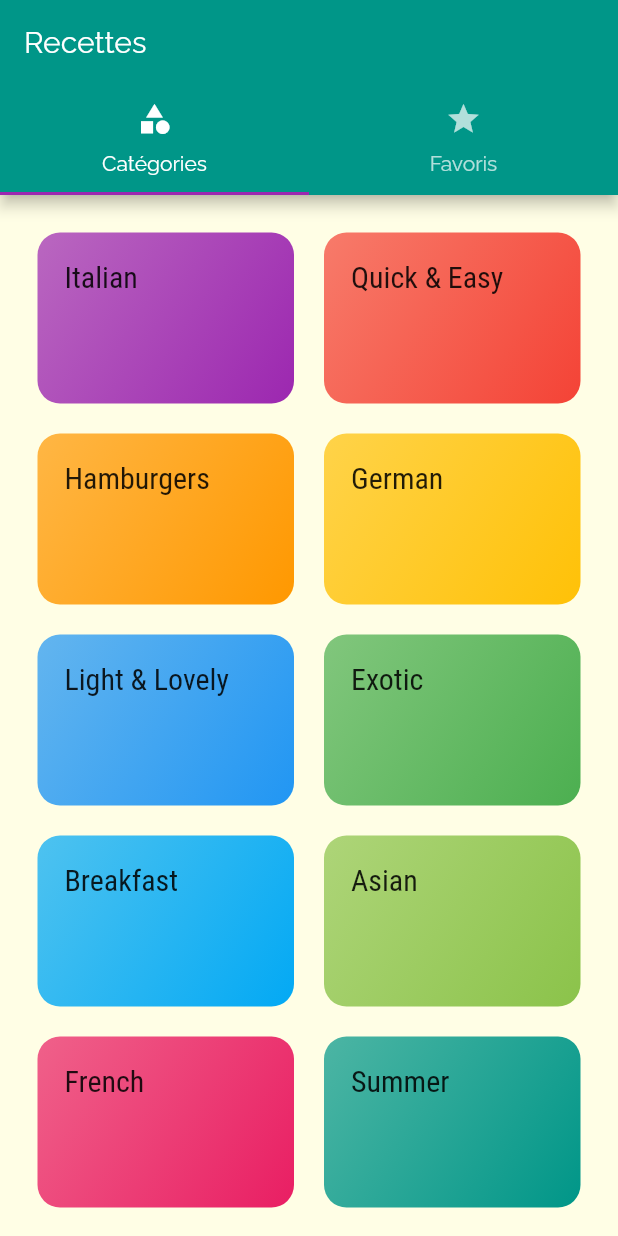
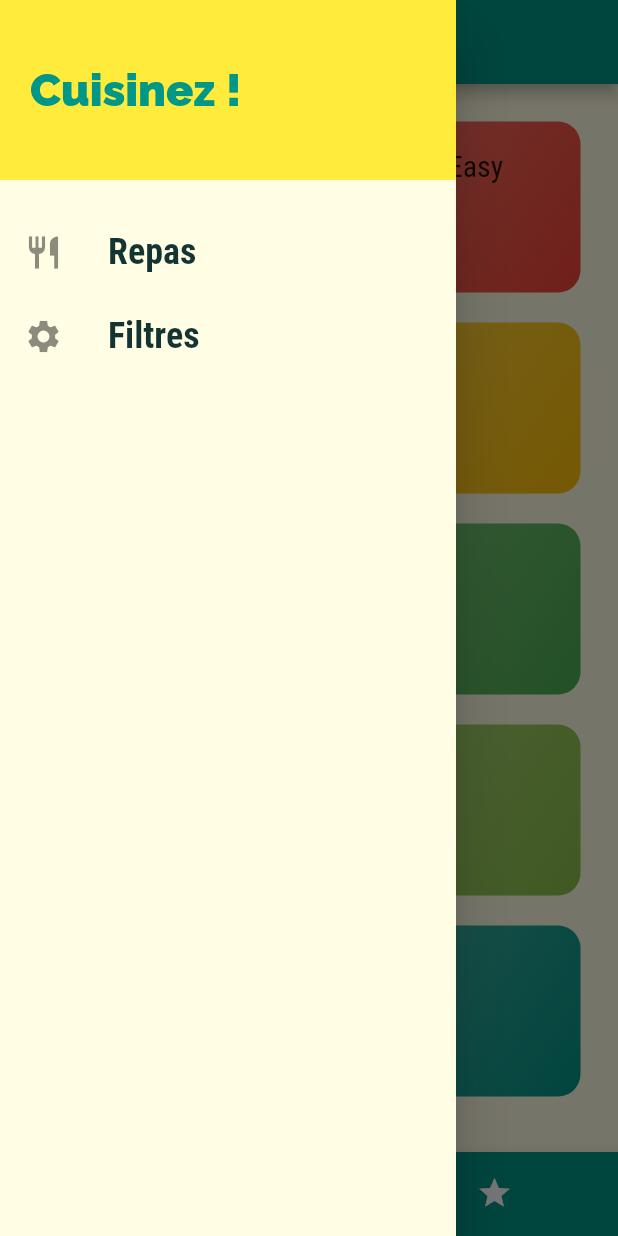
Before and after one commit to noucharles/recettes_cuisines, a Flutter app: the screen it shows after launch, with the side drawer open (before the commit the screen has no drawer), on a phone screen of 412 x 824 dp. Run offline on Flutter 3.47's test engine with Material 2 defaults, Android fonts, the phone set to English and light mode, and no system bars.

```diff
--- a/lib/main.dart
+++ b/lib/main.dart
@@ -1,5 +1,9 @@
 import 'package:flutter/material.dart';
+import 'package:meal_app/dummy_data.dart';
+import 'package:meal_app/models/meals.dart';
 import 'package:meal_app/screens/categories_screen.dart';
+import 'package:meal_app/screens/favorites_screen.dart';
+import 'package:meal_app/screens/filter_screen.dart';
 import 'package:meal_app/screens/meal_detail_screen.dart';
 import 'package:meal_app/screens/tabs_screen.dart';
 
@@ -9,8 +13,66 @@ void main() {
   runApp(MyApp());
 }
 
-class MyApp extends StatelessWidget {
+class MyApp extends StatefulWidget {
   // This widget is the root of your application.
+  @override
+  _MyAppState createState() => _MyAppState();
+}
+
+class _MyAppState extends State<MyApp> {
+
+  Map<String, bool> _filters = {
+    'gluten': false,
+    'lactose': false,
+    'vegan': false,
+    'vegetarian': false,
+  };
+
+  List<Meal> _availableMeals = DUMMY_MEALS;
+  List<Meal> _favoriteMeals = [];
+
+  void _setFilters(Map<String, bool> filterData) {
+    setState(() {
+      _filters = filterData;
+      _availableMeals = DUMMY_MEALS.where((meal) {
+        if(_filters['gluten'] && !meal.isGlutenFree) {
+          return false;
+        }
+        if(_filters['lactose'] && !meal.isLactoseFree) {
+          return false;
+        }
+        if(_filters['vegan'] && !meal.isVegan) {
+          return false;
+        }
+        if(_filters['vegetarian'] && !meal.isVegetarian) {
+          return false;
+        }
+        return true;
+      }).toList();
+    });
+  }
+
+  void _toggleFavorite(String mealId) {
+    final existingIndex = _favoriteMeals.indexWhere((meal) => meal.id == mealId);
+
+    setState(() {
+      if (existingIndex >= 0) {
+        setState(() {
+          _favoriteMeals.removeAt(existingIndex);
+        });
+      } else {
+        setState(() {
+          _favoriteMeals
+              .add(DUMMY_MEALS.firstWhere((meal) => meal.id == mealId));
+        });
+      }
+    });
+  }
+
+  bool _isFavorite(String mealId) {
+    return _favoriteMeals.any((meal) => meal.id == mealId);
+  }
+
   @override
   Widget build(BuildContext context) {
     return MaterialApp(
@@ -25,7 +87,7 @@ class MyApp extends StatelessWidget {
         // canvasColor : et cela peut changer la couleur du widget d'échafaudage
         //pink, amber
         primarySwatch: Colors.teal,
-        accentColor: Colors.purple,
+        accentColor: Colors.yellow,
         canvasColor: Color.fromRGBO(255, 254, 229, 1),
         fontFamily: 'Raleway',
         textTheme: ThemeData.light().textTheme.copyWith(
@@ -42,9 +104,10 @@ class MyApp extends StatelessWidget {
       initialRoute: '/',
       //MyHomePage(title: 'Flutter Demo Home Page'),
       routes: {
-        '/': (context) => TabsScreen(),
-        CategoriesMealsScreen.routeName : (context) => CategoriesMealsScreen(),
-        MealDetailScreen.routeName : (context) => MealDetailScreen(),
+        '/': (context) => TabsScreen(_favoriteMeals),
+        CategoriesMealsScreen.routeName : (context) => CategoriesMealsScreen(_availableMeals),
+        MealDetailScreen.routeName : (context) => MealDetailScreen(_toggleFavorite, _isFavorite),
+        FilterScreen.routeName: (context) => FilterScreen(_filters, _setFilters),
       },
       //onGenerateRoute: (settings) {
       //  print(settings.arguments);
@@ -52,7 +115,7 @@ class MyApp extends StatelessWidget {
       // },
       // Si on ne trouve pas la route
        onUnknownRoute: (settings) {
-         return MaterialPageRoute(builder: (context) => CategoriesMealsScreen());
+         return MaterialPageRoute(builder: (context) => CategoriesScreen());
        },
     );
   }
--- a/lib/screens/tabs_screen.dart
+++ b/lib/screens/tabs_screen.dart
@@ -1,29 +1,66 @@
 import 'package:flutter/material.dart';
+import 'package:meal_app/models/meals.dart';
 import 'package:meal_app/screens/categories_screen.dart';
+import 'package:meal_app/widgets/main_drawer.dart';
 
 import 'favorites_screen.dart';
 
 class TabsScreen extends StatefulWidget {
+
+  final List<Meal> favoriteMeals;
+
+  const TabsScreen(this.favoriteMeals);
+
   @override
   _TabsScreenState createState() => _TabsScreenState();
 }
 
 class _TabsScreenState extends State<TabsScreen> {
+  List<Map<String,Object>> _pages;
+
+  @override
+  void initState() {
+    super.initState();
+    _pages = [
+      {'page': CategoriesScreen(), 'title': 'Catégories'},
+      {'page': FavoritesScreen(widget.favoriteMeals), 'title': 'Vos Favoris'}
+    ];
+  }
+
+  int _selectedPageIndex = 0;
+
+  void _selectPage(int page) {
+    setState(() {
+      _selectedPageIndex = page;
+    });
+  }
+
   @override
   Widget build(BuildContext context) {
-    return DefaultTabController(
-      length: 2,
-      child: Scaffold(
-        appBar: AppBar(
-          title: Text('Recettes'),
-          bottom: TabBar(
-            tabs: [
-              Tab(icon: Icon(Icons.category), text: 'Catégories'),
-              Tab(icon: Icon(Icons.star), text: 'Favoris'),
-            ],
-          ),
-        ),
-        body: TabBarView(children: [CategoriesScreen(), FavoritesScreen()]),
+    return Scaffold(
+      appBar: AppBar(
+        title: Text(_pages[_selectedPageIndex]['title']),
+      ),
+      // tiroir
+      drawer: MainDrawer(),
+      body: _pages[_selectedPageIndex]['page'],
+      bottomNavigationBar: BottomNavigationBar(
+        onTap: _selectPage,
+        backgroundColor: Theme.of(context).primaryColor,
+        unselectedItemColor: Colors.white,
+        selectedItemColor: Theme.of(context).accentColor,
+        currentIndex: _selectedPageIndex,
+        type: BottomNavigationBarType.shifting,
+        items: [
+          BottomNavigationBarItem(
+              backgroundColor: Theme.of(context).primaryColor,
+              icon: Icon(Icons.category),
+              title: Text("Catégories")),
+          BottomNavigationBarItem(
+              backgroundColor: Theme.of(context).primaryColor,
+              icon: Icon(Icons.star),
+              title: Text("Favoris")),
+        ],
       ),
     );
   }
--- /dev/null
+++ b/lib/widgets/main_drawer.dart
@@ -0,0 +1,56 @@
+import 'package:flutter/material.dart';
+import 'package:meal_app/screens/filter_screen.dart';
+
+class MainDrawer extends StatelessWidget {
+
+  Widget buildListTile(IconData icon, String title, Function tapHandler) {
+    return ListTile(
+      leading: Icon(
+        icon,
+        size: 26,
+      ),
+      title: Text(
+        title,
+        style: TextStyle(
+            fontFamily: 'RobotoCondensed',
+            fontSize: 24,
+            fontWeight: FontWeight.bold
+        ),
+      ),
+      onTap: tapHandler,
+    );
+  }
+
+  @override
+  Widget build(BuildContext context) {
+    return Drawer(
+      child: Column(
+        children: [
+          Container(
+            height: 120,
+            width: double.infinity,
+            padding: EdgeInsets.all(20),
+            alignment: Alignment.centerLeft,
+            color: Theme.of(context).accentColor,
+            child: Text(
+              "Cuisinez !",
+              style: TextStyle(
+                  fontWeight: FontWeight.w900,
+                  fontSize: 30,
+                  color: Theme.of(context).primaryColor),
+            ),
+          ),
+          SizedBox(
+            height: 20,
+          ),
+          buildListTile(Icons.restaurant, 'Repas', () {
+            Navigator.of(context).pushReplacementNamed('/');
+          }),
+          buildListTile(Icons.settings, 'Filtres', () {
+            Navigator.of(context).pushReplacementNamed(FilterScreen.routeName);
+          })
+        ],
+      ),
+    );
+  }
+}
```
Also changed, not shown: lib/screens/categories_meals_screen.dart (+51 -20 lines), lib/screens/favorites_screen.dart (+30 -3 lines), lib/screens/filter_screen.dart (added, +104 -0 lines), lib/screens/meal_detail_screen.dart (+15 -2 lines), lib/widgets/meal_item.dart (+7 -1 lines).
